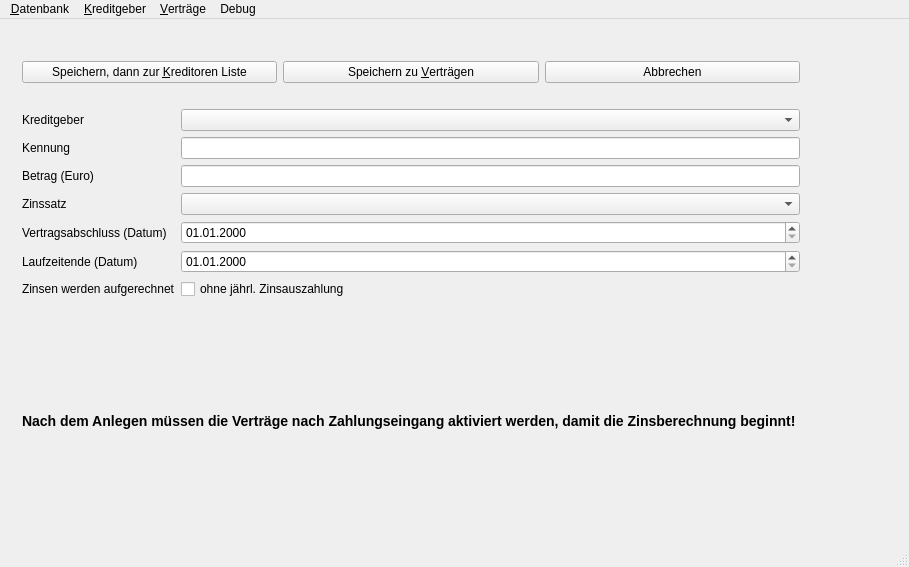
Above: DKV2/mainwindow.ui from Schachigel/DKV2 before the change. Below: the same form after it.
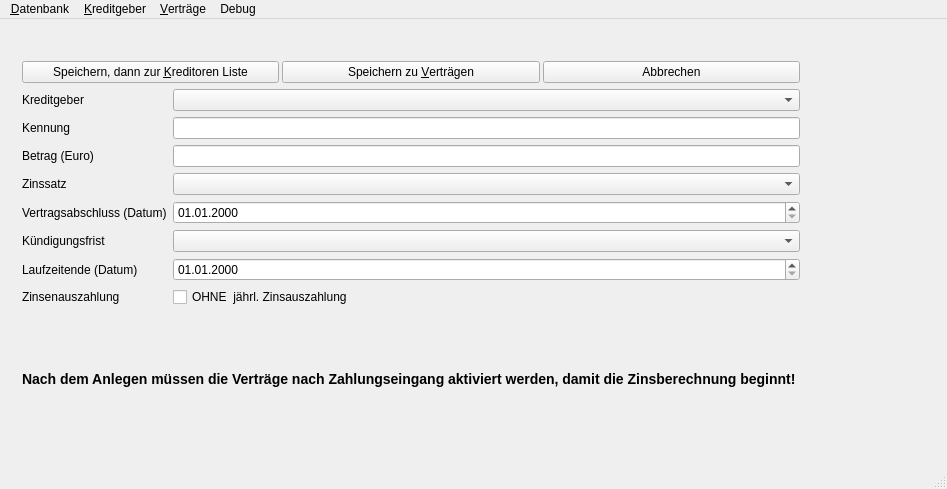
That is the form after the change. The open tabs and pages were chosen to show the change.

Commit message: Kündigungsfrist eingebaut

Patch:
```diff
--- a/DKV2/mainwindow.ui
+++ b/DKV2/mainwindow.ui
@@ -7,8 +7,8 @@
    <rect>
     <x>0</x>
     <y>0</y>
-    <width>909</width>
-    <height>567</height>
+    <width>947</width>
+    <height>489</height>
    </rect>
   </property>
   <property name="windowTitle">
@@ -337,6 +337,9 @@
        <layout class="QVBoxLayout" name="vlNeuerVertrag">
         <item>
          <layout class="QHBoxLayout" name="hlNeuerVertragButtons">
+          <property name="spacing">
+           <number>3</number>
+          </property>
           <item>
            <widget class="QPushButton" name="speichereVertragZurKreditorenListe">
             <property name="toolTip">
@@ -369,19 +372,6 @@
           </item>
          </layout>
         </item>
-        <item>
-         <spacer name="horizontalSpacer_3">
-          <property name="orientation">
-           <enum>Qt::Horizontal</enum>
-          </property>
-          <property name="sizeHint" stdset="0">
-           <size>
-            <width>40</width>
-            <height>20</height>
-           </size>
-          </property>
-         </spacer>
-        </item>
         <item>
          <layout class="QFormLayout" name="formLayout_2">
           <item row="0" column="0">
@@ -421,7 +411,14 @@
            </widget>
           </item>
           <item row="2" column="1">
-           <widget class="QLineEdit" name="leBetrag"/>
+           <widget class="QLineEdit" name="leBetrag">
+            <property name="toolTip">
+             <string>nur ganzalige Werte eingeben</string>
+            </property>
+            <property name="inputMask">
+             <string notr="true"/>
+            </property>
+           </widget>
           </item>
           <item row="3" column="0">
            <widget class="QLabel" name="label_5">
@@ -454,6 +451,29 @@
            </widget>
           </item>
           <item row="5" column="0">
+           <widget class="QLabel" name="label_9">
+            <property name="text">
+             <string>Kündigungsfrist</string>
+            </property>
+            <property name="buddy">
+             <cstring>cbKFrist</cstring>
+            </property>
+           </widget>
+          </item>
+          <item row="5" column="1">
+           <widget class="QComboBox" name="cbKFrist">
+            <property name="toolTip">
+             <string>bei Verträgen ohne Laufzeitende sollte eine Kündigungsfrist in Monaten vereinbart sein</string>
+            </property>
+            <property name="currentText">
+             <string notr="true"/>
+            </property>
+            <property name="currentIndex">
+             <number>-1</number>
+            </property>
+           </widget>
+          </item>
+          <item row="6" column="0">
            <widget class="QLabel" name="label_7">
             <property name="text">
              <string>Laufzeitende (Datum)</string>
@@ -463,27 +483,27 @@
             </property>
            </widget>
           </item>
-          <item row="5" column="1">
+          <item row="6" column="1">
            <widget class="QDateEdit" name="deLaufzeitEnde">
             <property name="displayFormat">
              <string notr="true">dd.MM.yyyy</string>
             </property>
            </widget>
           </item>
-          <item row="6" column="0">
+          <item row="7" column="0">
            <widget class="QLabel" name="label_8">
             <property name="text">
-             <string>Zinsen werden aufgerechnet</string>
+             <string>Zinsenauszahlung</string>
             </property>
             <property name="buddy">
              <cstring>chkbThesaurierend</cstring>
             </property>
            </widget>
           </item>
-          <item row="6" column="1">
+          <item row="7" column="1">
            <widget class="QCheckBox" name="chkbThesaurierend">
             <property name="text">
-             <string>ohne jährl. Zinsauszahlung</string>
+             <string>OHNE  jährl. Zinsauszahlung</string>
             </property>
            </widget>
           </item>
@@ -645,7 +665,7 @@
     <rect>
      <x>0</x>
      <y>0</y>
-     <width>909</width>
+     <width>947</width>
      <height>26</height>
     </rect>
    </property>
```
Left out of the diff: 45 changed lines with no effect on the pictures. The commit also changes 9 other files.
